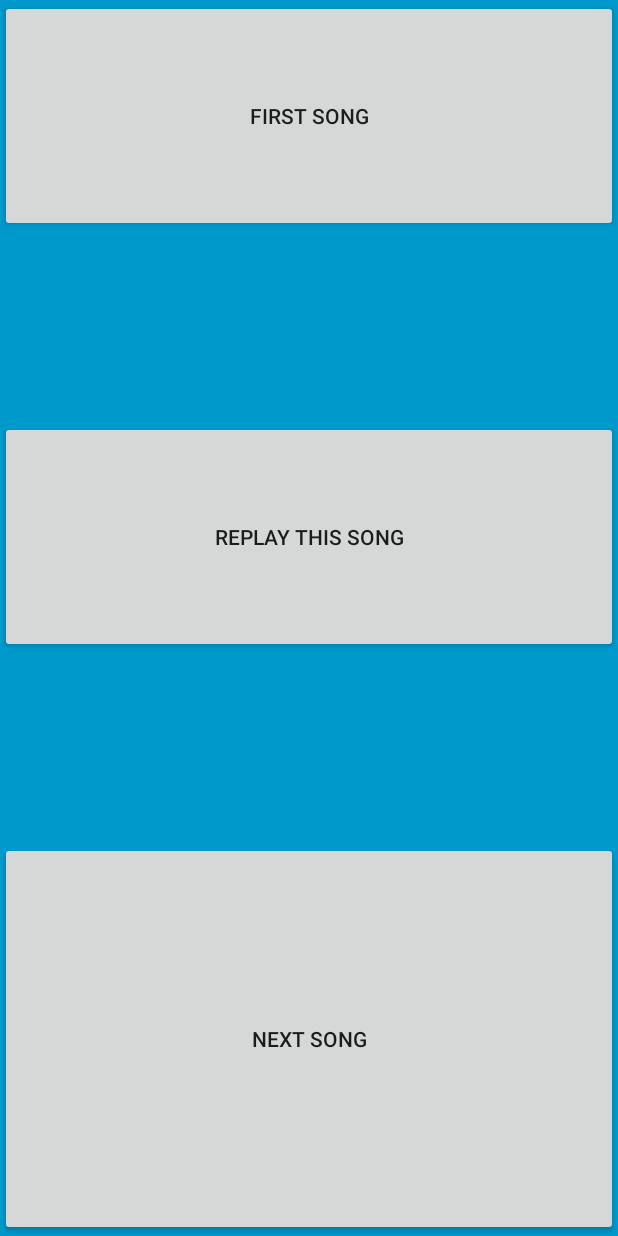
After one commit to tommywalsh/csotp, an Android app: the SongChooser screen opened directly, with no data from a screen before it, on a phone screen of 412 x 824 dp. The commit adds this screen. Run offline under Robolectric (Android 15) with nearby library versions, the phone set to English and light mode, and no system bars; 1 statement that could not run was skipped.

Commit message:
Add options to restart current song or current album

```diff
--- a/app/src/main/AndroidManifest.xml
+++ b/app/src/main/AndroidManifest.xml
@@ -27,6 +27,7 @@
                 <category android:name="android.intent.category.LAUNCHER" />
             </intent-filter>
         </activity>
+        <activity android:name=".SongChooser" />
     </application>
 
 </manifest>
--- a/app/src/main/java/su/thepeople/carstereo/MusicPlayer.java
+++ b/app/src/main/java/su/thepeople/carstereo/MusicPlayer.java
@@ -132,4 +132,8 @@ class MusicPlayer {
         }
         shouldBePlaying = false;
     }
+
+    public void restartCurrent() {
+        androidPlayer.seekTo(0);
+    }
 }
--- /dev/null
+++ b/app/src/main/java/su/thepeople/carstereo/SongChooser.java
@@ -0,0 +1,47 @@
+package su.thepeople.carstereo;
+
+import android.app.Activity;
+import android.content.Intent;
+import android.os.Bundle;
+import android.util.Log;
+import android.widget.Button;
+
+import androidx.appcompat.app.AppCompatActivity;
+
+public class SongChooser extends AppCompatActivity {
+
+    private static final String LOG_ID = "Main Activity";
+
+    public static final int FIRST_SONG = 1;
+    public static final int THIS_SONG = 2;
+    public static final int NEXT_SONG = 3;
+
+    @Override
+    protected void onCreate(Bundle savedInstanceState) {
+        super.onCreate(savedInstanceState);
+
+        Log.d(LOG_ID, "Song Chooser created");
+
+        Intent intent = getIntent();
+        Bundle bundle = intent.getExtras();
+
+        setContentView(R.layout.activity_song_chooser);
+
+        Button firstSongButton = findViewById(R.id.first_song);
+        firstSongButton.setEnabled(bundle.getBoolean("SHOW_FIRST_SONG"));
+        firstSongButton.setOnClickListener(v -> chooseSong(FIRST_SONG));
+
+        Button thisSongButton = findViewById(R.id.this_song);
+        thisSongButton.setOnClickListener(v -> chooseSong(THIS_SONG));
+
+        Button nextSongButton = findViewById(R.id.next_song);
+        nextSongButton.setOnClickListener(v -> chooseSong(NEXT_SONG));
+    }
+
+    private void chooseSong(int songSpecifier) {
+        Intent intent = new Intent();
+        intent.putExtra("SONG_SPECIFIER", songSpecifier);
+        setResult(Activity.RESULT_OK, intent);
+        finish();
+    }
+}
--- /dev/null
+++ b/app/src/main/res/layout/activity_song_chooser.xml
@@ -0,0 +1,78 @@
+<?xml version="1.0" encoding="utf-8"?>
+<TableLayout xmlns:android="http://schemas.android.com/apk/res/android"
+    xmlns:app="http://schemas.android.com/apk/res-auto"
+    xmlns:tools="http://schemas.android.com/tools"
+    android:id="@+id/mainTable"
+    android:layout_width="match_parent"
+    android:layout_height="match_parent"
+    android:background="#0099cc"
+    tools:context="su.thepeople.carstereo.MainActivity">
+
+    <TableRow
+        android:layout_width="match_parent"
+        android:layout_height="match_parent"
+        android:layout_weight="1" >
+
+        <Button
+            android:id="@+id/first_song"
+            android:layout_width="wrap_content"
+            android:layout_height="match_parent"
+            android:layout_weight="1"
+            android:text="@string/first_song" />
+
+    </TableRow>
+
+    <TableRow
+        android:layout_width="match_parent"
+        android:layout_height="match_parent"
+        android:layout_weight="1" >
+
+        <TextView
+            android:id="@+id/message2"
+            android:layout_width="wrap_content"
+            android:layout_height="match_parent"
+            android:layout_weight="1" />
+
+    </TableRow>
+
+    <TableRow
+        android:layout_width="match_parent"
+        android:layout_height="match_parent"
+        android:layout_weight="1" >
+
+        <Button
+            android:id="@+id/this_song"
+            android:layout_width="wrap_content"
+            android:layout_height="match_parent"
+            android:layout_weight="1"
+            android:text="@string/replay_song" />
+
+    </TableRow>
+
+    <TableRow
+            android:layout_width="match_parent"
+            android:layout_height="match_parent"
+            android:layout_weight="1">
+
+        <TextView
+            android:id="@+id/message"
+            android:layout_width="wrap_content"
+            android:layout_height="match_parent"
+            android:layout_weight="1" />
+    </TableRow>
+
+        <TableRow
+            android:layout_width="match_parent"
+            android:layout_height="match_parent"
+            android:layout_weight="2">
+
+            <Button
+                android:id="@+id/next_song"
+                android:layout_width="wrap_content"
+                android:layout_height="match_parent"
+                android:layout_weight="1"
+                android:text="@string/next_song" />
+
+        </TableRow>
+
+</TableLayout>
--- a/app/src/main/res/values/strings.xml
+++ b/app/src/main/res/values/strings.xml
@@ -5,4 +5,7 @@
     <string name="please_wait">Hold your horses there, Charlie!</string>
     <string name="error">Error</string>
     <string name="no_library">Cannot find music library!</string>
+    <string name="first_song">First Song</string>
+    <string name="replay_song">Replay This Song</string>
+    <string name="next_song">Next Song</string>
 </resources>
```
Also changed, not shown: app/src/main/java/su/thepeople/carstereo/MainActivity.java (+31 -3 lines), app/src/main/java/su/thepeople/carstereo/MusicController.java (+23 -8 lines), app/src/main/java/su/thepeople/carstereo/MusicControllerAPI.java (+10 -0 lines).
